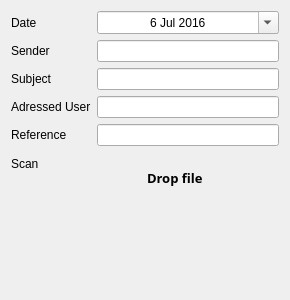
First picture: the form in MyQtness/ui/letter_form.ui, repository MazeFX/pat, before the edit.
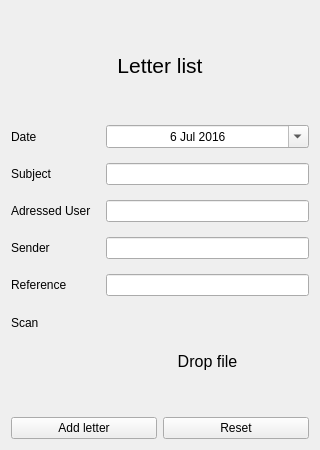
Second picture: the form after the edit.

Diff of the .ui file:
```diff
--- a/MyQtness/ui/letter_form.ui
+++ b/MyQtness/ui/letter_form.ui
@@ -6,14 +6,46 @@
    <rect>
     <x>0</x>
     <y>0</y>
-    <width>290</width>
-    <height>300</height>
+    <width>320</width>
+    <height>450</height>
    </rect>
   </property>
+  <property name="maximumSize">
+   <size>
+    <width>350</width>
+    <height>16777215</height>
+   </size>
+  </property>
   <property name="windowTitle">
    <string>Form</string>
   </property>
+  <layout class="QVBoxLayout" name="verticalLayout">
+   <item>
+    <widget class="QLabel" name="label">
+     <property name="font">
+      <font>
+       <pointsize>16</pointsize>
+      </font>
+     </property>
+     <property name="text">
+      <string>Letter list</string>
+     </property>
+     <property name="alignment">
+      <set>Qt::AlignCenter</set>
+     </property>
+    </widget>
+   </item>
+   <item>
   <layout class="QFormLayout" name="formLayout">
+     <property name="horizontalSpacing">
+      <number>15</number>
+     </property>
+     <property name="verticalSpacing">
+      <number>15</number>
+     </property>
+     <property name="rightMargin">
+      <number>0</number>
+     </property>
    <item row="0" column="0">
     <widget class="QLabel" name="dateLabel">
      <property name="text">
@@ -55,35 +87,35 @@
     </widget>
    </item>
    <item row="1" column="0">
-    <widget class="QLabel" name="senderLabel">
-     <property name="text">
-      <string>Sender</string>
-     </property>
-    </widget>
-   </item>
-   <item row="1" column="1">
-    <widget class="QLineEdit" name="senderLineEdit"/>
-   </item>
-   <item row="2" column="0">
     <widget class="QLabel" name="subjectLabel">
      <property name="text">
       <string>Subject</string>
      </property>
     </widget>
    </item>
-   <item row="2" column="1">
+     <item row="1" column="1">
     <widget class="QLineEdit" name="subjectLineEdit"/>
    </item>
-   <item row="3" column="0">
+     <item row="2" column="0">
     <widget class="QLabel" name="UserLabel">
      <property name="text">
       <string>Adressed User</string>
      </property>
     </widget>
    </item>
-   <item row="3" column="1">
+     <item row="2" column="1">
     <widget class="QLineEdit" name="UserLineEdit"/>
    </item>
+     <item row="3" column="0">
+      <widget class="QLabel" name="senderLabel">
+       <property name="text">
+        <string>Sender</string>
+       </property>
+      </widget>
+     </item>
+     <item row="3" column="1">
+      <widget class="QLineEdit" name="senderLineEdit"/>
+     </item>
    <item row="4" column="0">
     <widget class="QLabel" name="referenceLabel">
      <property name="text">
@@ -112,44 +144,60 @@
     </widget>
    </item>
    <item row="5" column="1">
-    <widget class="QWidget" name="widget" native="true">
-     <property name="sizePolicy">
-      <sizepolicy hsizetype="Preferred" vsizetype="Preferred">
-       <horstretch>0</horstretch>
-       <verstretch>0</verstretch>
-      </sizepolicy>
-     </property>
+      <widget class="QWidget" name="scanFileDrop" native="true">
      <property name="minimumSize">
       <size>
        <width>0</width>
-       <height>60</height>
+         <height>100</height>
       </size>
      </property>
      <property name="acceptDrops">
       <bool>true</bool>
      </property>
-     <widget class="QLabel" name="label">
-      <property name="geometry">
-       <rect>
-        <x>50</x>
-        <y>10</y>
-        <width>81</width>
-        <height>31</height>
-       </rect>
-      </property>
+       <property name="autoFillBackground">
+        <bool>true</bool>
+       </property>
+       <layout class="QVBoxLayout" name="verticalLayout_2">
+        <item>
+         <widget class="QLabel" name="label_3">
       <property name="font">
        <font>
-        <family>Century Gothic</family>
-        <pointsize>10</pointsize>
-        <weight>75</weight>
-        <bold>true</bold>
+            <pointsize>12</pointsize>
+            <weight>50</weight>
+            <bold>false</bold>
+            <underline>false</underline>
        </font>
       </property>
       <property name="text">
        <string>Drop file</string>
       </property>
-     </widget>
-    </widget>
+          <property name="alignment">
+           <set>Qt::AlignCenter</set>
+          </property>
+         </widget>
+        </item>
+       </layout>
+      </widget>
+     </item>
+    </layout>
+   </item>
+   <item>
+    <layout class="QHBoxLayout" name="horizontalLayout">
+     <item>
+      <widget class="QPushButton" name="pushButtonAdd">
+       <property name="text">
+        <string>Add letter</string>
+       </property>
+      </widget>
+     </item>
+     <item>
+      <widget class="QPushButton" name="pushButtonReset">
+       <property name="text">
+        <string>Reset</string>
+       </property>
+      </widget>
+     </item>
+    </layout>
    </item>
   </layout>
  </widget>
```
Lines whose indentation alone changed are shown as unchanged.
